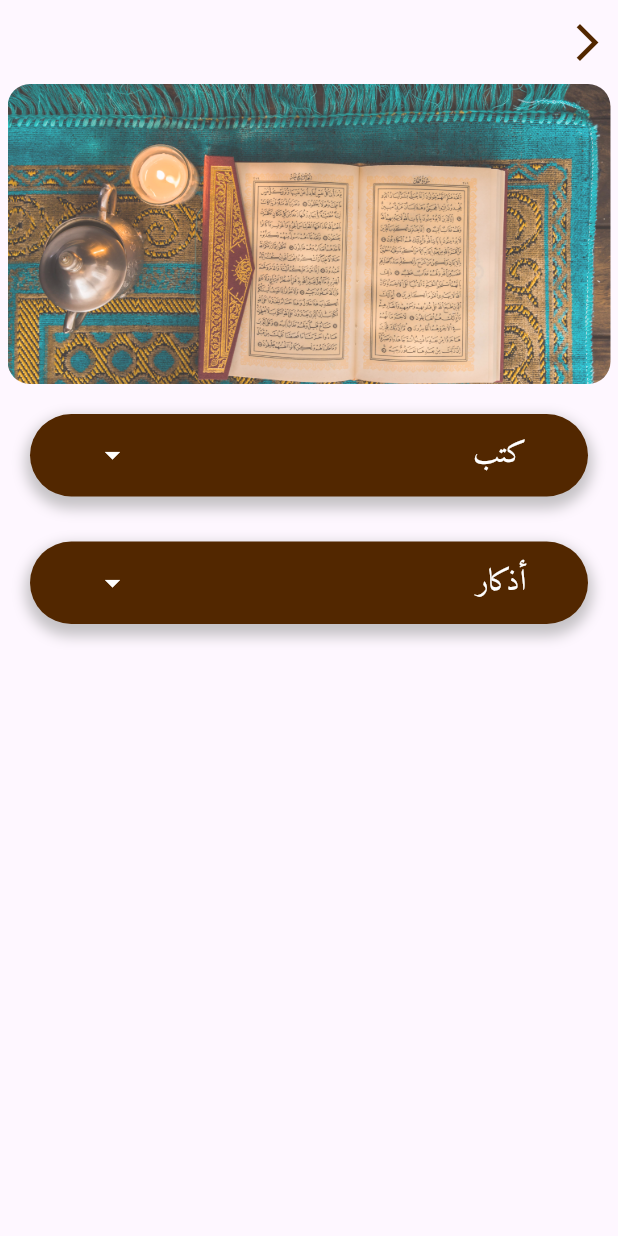
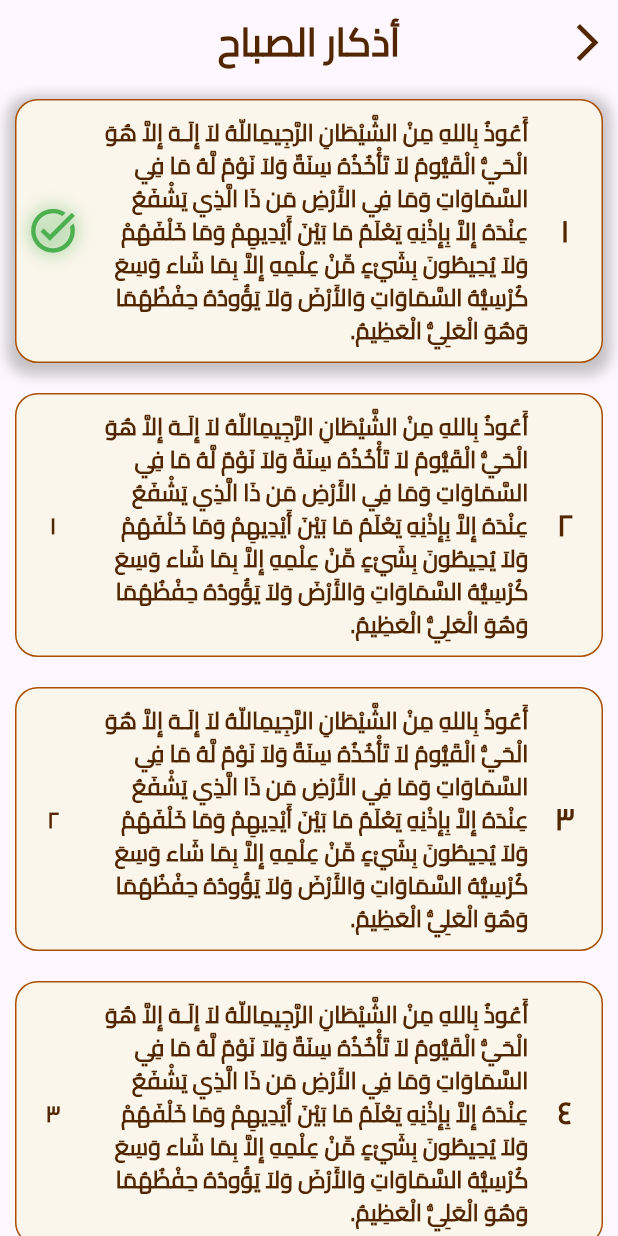
Before and after one commit to Abdelrahmanrafaat19/azkar, a Flutter app: the screen it shows after launch, on a phone screen of 412 x 824 dp. Run offline on Flutter 3.47's test engine with Material 3 defaults, Android fonts, the phone set to English and light mode, and no system bars; our stand-ins replace adhan, flutter_screenutil, flutter_svg; missing offline and left inert: quran; project files that could hold a hidden picture were left out.

Commit message:
Add azkar Display Screen

```diff
--- a/lib/main.dart
+++ b/lib/main.dart
@@ -1,4 +1,4 @@
-import 'package:azkar/module/azkar_screen.dart';
+import 'package:azkar/module/azkar_dispaly.dart';
 import 'package:flutter/material.dart';
 import 'package:flutter/services.dart';
 import 'package:flutter_localizations/flutter_localizations.dart';
@@ -44,6 +44,6 @@ class MyApp extends StatelessWidget {
             home: child,
           );
         },
-        child: const AzkarScreen());
+        child: const AzkarDispalyScreen());
   }
 }
--- /dev/null
+++ b/lib/module/azkar_dispaly.dart
@@ -0,0 +1,38 @@
+import 'package:azkar/shared/method/scalfactor_method.dart';
+import 'package:azkar/shared/theme/color.dart';
+import 'package:azkar/shared/widget/body_azker_display_screen.dart';
+import 'package:flutter/material.dart';
+import 'package:flutter_screenutil/flutter_screenutil.dart';
+
+class AzkarDispalyScreen extends StatefulWidget {
+  const AzkarDispalyScreen({super.key});
+
+  @override
+  State<AzkarDispalyScreen> createState() => _AzkarDispalyScreenState();
+}
+
+class _AzkarDispalyScreenState extends State<AzkarDispalyScreen> {
+  @override
+  Widget build(BuildContext context) {
+    return Scaffold(
+      appBar: AppBar(
+        leading: Icon(
+          Icons.arrow_back_ios,
+          color: SharedColor.mainBrown,
+          size: 30.w,
+        ),
+        centerTitle: true,
+        title: Text(
+          "أذكار الصباح",
+          style: TextStyle(
+            fontSize: getResponsiveFont(context, fontSize: 25),
+            color: SharedColor.mainBrown,
+            fontFamily: "cairo",
+            fontWeight: FontWeight.w800,
+          ),
+        ),
+      ),
+      body: const BodyAzkarDispalyScreen(),
+    );
+  }
+}
--- /dev/null
+++ b/lib/shared/widget/azkar_list_item.dart
@@ -0,0 +1,105 @@
+import 'package:azkar/shared/method/convert_number.dart';
+import 'package:azkar/shared/method/scalfactor_method.dart';
+import 'package:azkar/shared/theme/color.dart';
+import 'package:flutter/material.dart';
+import 'package:flutter_screenutil/flutter_screenutil.dart';
+
+class AzkarListItem extends StatefulWidget {
+  int arrange, counter;
+  AzkarListItem({
+    super.key,
+    required this.arrange,
+    required this.counter,
+  });
+
+  @override
+  State<AzkarListItem> createState() => _AzkarListItemState();
+}
+
+class _AzkarListItemState extends State<AzkarListItem> {
+  @override
+  Widget build(BuildContext context) {
+    return InkWell(
+      focusColor: Colors.transparent,
+      onTap: () {
+        if (widget.counter > 0) {
+          widget.counter--;
+          setState(() {});
+        }
+      },
+      child: Container(
+        padding: EdgeInsets.symmetric(vertical: 10.h),
+        decoration: BoxDecoration(
+          color: SharedColor.whtieCream,
+          border: Border.all(
+            color: SharedColor.babyBrown,
+          ),
+          borderRadius: BorderRadius.circular(15.r),
+          boxShadow: widget.counter == 0
+              ? [
+                  BoxShadow(
+                    color: Colors.grey.withOpacity(0.6), // Set the shadow color
+                    spreadRadius: 5, // Set how far the shadow spreads
+                    blurRadius: 7, // Set the blur radius
+                    offset: const Offset(0, 3), // Set the offset of the shadow
+                  ),
+                ]
+              : null,
+        ),
+        margin: EdgeInsets.symmetric(vertical: 10.h, horizontal: 10.w),
+        width: double.infinity,
+        child: Row(
+          children: [
+            Expanded(
+              flex: 1,
+              child: Text(
+                replaceNumbers(widget.arrange.toString()),
+                textAlign: TextAlign.center,
+                style: TextStyle(
+                  fontSize: getResponsiveFont(context, fontSize: 20),
+                  color: SharedColor.mainBrown,
+                  fontFamily: "cairo",
+                  fontWeight: FontWeight.w600,
+                ),
+              ),
+            ),
+            Expanded(
+              flex: 6,
+              child: Text(
+                "أَعُوذُ بِاللهِ مِنْ الشَّيْطَانِ الرَّجِيمِاللّهُ لاَ إِلَـهَ إِلاَّ هُوَ الْحَيُّ الْقَيُّومُ لاَ تَأْخُذُهُ سِنَةٌ وَلاَ نَوْمٌ لَّهُ مَا فِي السَّمَاوَاتِ وَمَا فِي الأَرْضِ مَن ذَا الَّذِي يَشْفَعُ عِنْدَهُ إِلاَّ بِإِذْنِهِ يَعْلَمُ مَا بَيْنَ أَيْدِيهِمْ وَمَا خَلْفَهُمْ وَلاَ يُحِيطُونَ بِشَيْءٍ مِّنْ عِلْمِهِ إِلاَّ بِمَا شَاء وَسِعَ كُرْسِيُّهُ السَّمَاوَاتِ وَالأَرْضَ وَلاَ يَؤُودُهُ حِفْظُهُمَا وَهُوَ الْعَلِيُّ الْعَظِيمُ.",
+                style: TextStyle(
+                  fontSize: getResponsiveFont(context, fontSize: 15),
+                  color: SharedColor.mainBrown,
+                  fontFamily: "cairo",
+                  fontWeight: FontWeight.w600,
+                ),
+              ),
+            ),
+            Expanded(
+              flex: 1,
+              child: widget.counter > 0
+                  ? Text(
+                      replaceNumbers(widget.counter.toString()),
+                      textAlign: TextAlign.center,
+                      style: TextStyle(
+                        fontSize: getResponsiveFont(context, fontSize: 15),
+                        color: SharedColor.mainBrown,
+                        fontFamily: "cairo",
+                        fontWeight: FontWeight.w600,
+                      ),
+                    )
+                  : const Icon(
+                      Icons.task_alt,
+                      color: Colors.green,
+                      size: 35,
+                      shadows: <Shadow>[
+                        Shadow(color: Colors.green, blurRadius: 15.0)
+                      ],
+                    ),
+            ),
+          ],
+        ),
+      ),
+    );
+  }
+}
--- /dev/null
+++ b/lib/shared/widget/body_azker_display_screen.dart
@@ -0,0 +1,33 @@
+import 'package:azkar/shared/widget/azkar_list_item.dart';
+import 'package:flutter/material.dart';
+
+class BodyAzkarDispalyScreen extends StatefulWidget {
+  const BodyAzkarDispalyScreen({super.key});
+
+  @override
+  State<BodyAzkarDispalyScreen> createState() => _BodyAzkarDispalyScreenState();
+}
+
+class _BodyAzkarDispalyScreenState extends State<BodyAzkarDispalyScreen> {
+  @override
+  Widget build(BuildContext context) {
+    return SingleChildScrollView(
+      child: Column(
+        crossAxisAlignment: CrossAxisAlignment.stretch,
+        children: [
+          ListView.builder(
+            physics: const NeverScrollableScrollPhysics(),
+            shrinkWrap: true,
+            itemCount: 5,
+            itemBuilder: (context, index) {
+              return AzkarListItem(
+                arrange: index + 1,
+                counter: index,
+              );
+            },
+          )
+        ],
+      ),
+    );
+  }
+}
```
Also changed, not shown: pubspec.yaml (+10 -22 lines).
